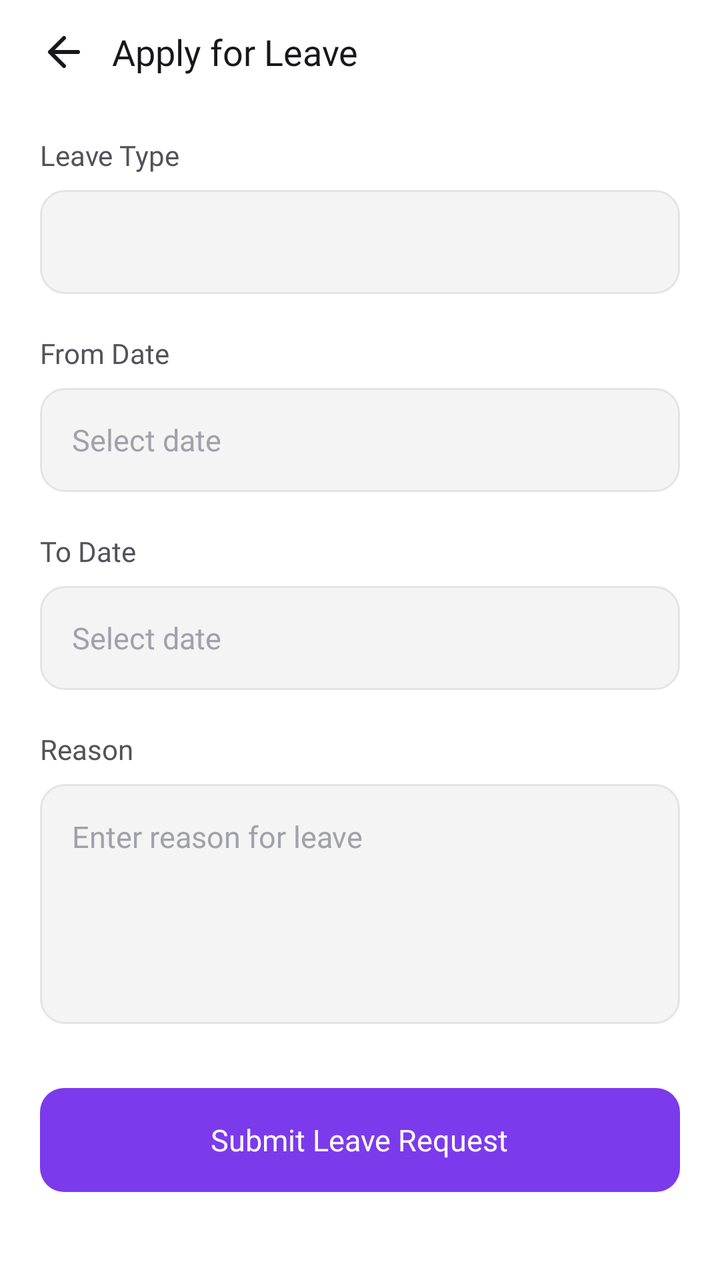
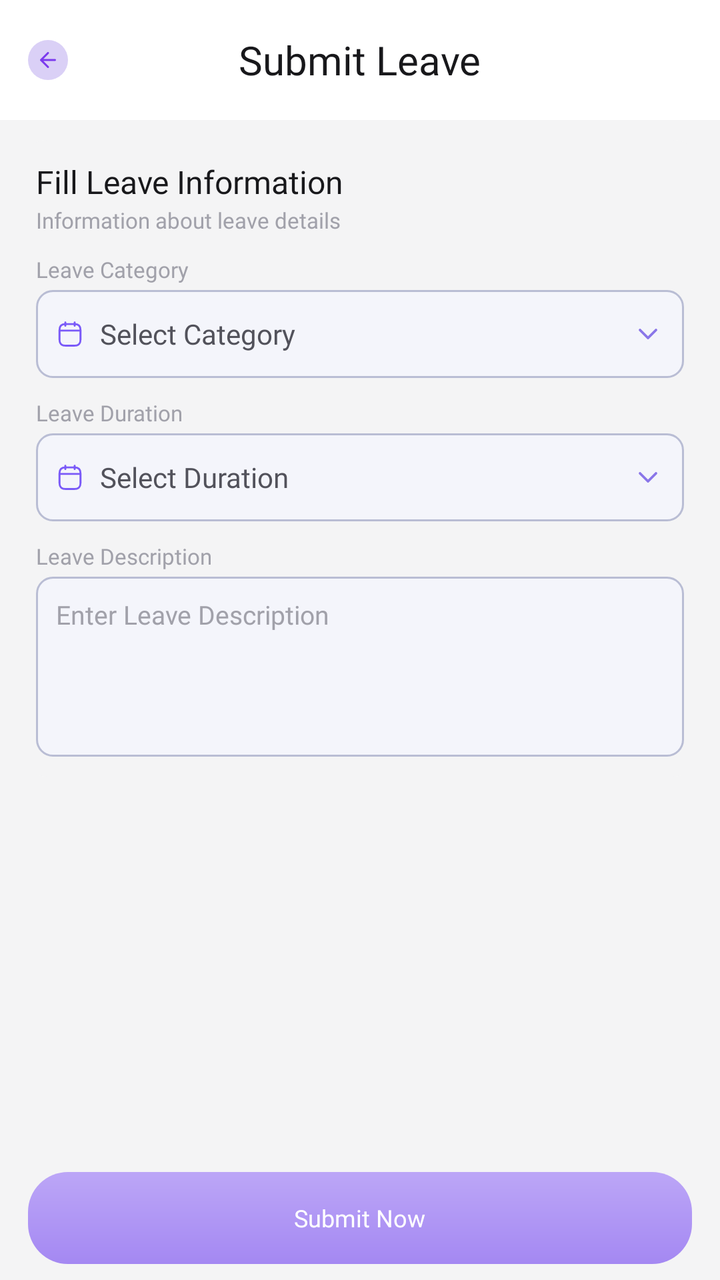

Screens rendered from an Android XML layout before and after an edit, with the pre-edit source and the edit as a unified diff.
<!-- AndroidManifest.xml: application theme Theme.Mconnect -->
<!-- res/layout/fragment_apply_leave.xml -->
<?xml version="1.0" encoding="utf-8"?>
<LinearLayout xmlns:android="http://schemas.android.com/apk/res/android"
    xmlns:app="http://schemas.android.com/apk/res-auto"
    android:layout_width="match_parent"
    android:layout_height="match_parent"
    android:background="?attr/colorSurfacePrimary"
    android:orientation="vertical">

    
    <LinearLayout
        android:layout_width="match_parent"
        android:layout_height="52dp"
        android:gravity="center_vertical"
        android:paddingHorizontal="20dp">

        <ImageView
            android:id="@+id/btnBack"
            android:layout_width="24dp"
            android:layout_height="24dp"
            android:src="@drawable/ic_arrow_left"
            android:contentDescription="Back"
            android:clickable="true"
            android:focusable="true"
            app:tint="?attr/colorForegroundPrimary" />

        <TextView
            android:layout_width="wrap_content"
            android:layout_height="wrap_content"
            android:layout_marginStart="12dp"
            android:fontFamily="@font/inter_bold"
            android:text="Apply for Leave"
            android:textColor="?attr/colorForegroundPrimary"
            android:textSize="18sp" />
    </LinearLayout>

    <ScrollView
        android:layout_width="match_parent"
        android:layout_height="0dp"
        android:layout_weight="1"
        android:fillViewport="true">

        <LinearLayout
            android:layout_width="match_parent"
            android:layout_height="wrap_content"
            android:orientation="vertical"
            android:paddingHorizontal="20dp"
            android:paddingBottom="24dp">

            
            <TextView
                android:layout_width="wrap_content"
                android:layout_height="wrap_content"
                android:layout_marginTop="16dp"
                android:fontFamily="@font/inter_medium"
                android:text="Leave Type"
                android:textColor="?attr/colorForegroundSecondary"
                android:textSize="14sp" />

            <Spinner
                android:id="@+id/spinnerLeaveType"
                android:layout_width="match_parent"
                android:layout_height="@dimen/input_height"
                android:layout_marginTop="8dp"
                android:background="@drawable/bg_input"
                android:paddingHorizontal="16dp" />

            
            <TextView
                android:layout_width="wrap_content"
                android:layout_height="wrap_content"
                android:layout_marginTop="20dp"
                android:fontFamily="@font/inter_medium"
                android:text="From Date"
                android:textColor="?attr/colorForegroundSecondary"
                android:textSize="14sp" />

            <EditText
                android:id="@+id/etFromDate"
                android:layout_width="match_parent"
                android:layout_height="@dimen/input_height"
                android:layout_marginTop="8dp"
                android:background="@drawable/bg_input"
                android:clickable="true"
                android:focusable="false"
                android:fontFamily="@font/inter_regular"
                android:hint="Select date"
                android:paddingHorizontal="16dp"
                android:textColor="?attr/colorForegroundPrimary"
                android:textColorHint="?attr/colorForegroundMuted"
                android:textSize="15sp" />

            
            <TextView
                android:layout_width="wrap_content"
                android:layout_height="wrap_content"
                android:layout_marginTop="20dp"
                android:fontFamily="@font/inter_medium"
                android:text="To Date"
                android:textColor="?attr/colorForegroundSecondary"
                android:textSize="14sp" />

            <EditText
                android:id="@+id/etToDate"
                android:layout_width="match_parent"
                android:layout_height="@dimen/input_height"
                android:layout_marginTop="8dp"
                android:background="@drawable/bg_input"
                android:clickable="true"
                android:focusable="false"
                android:fontFamily="@font/inter_regular"
                android:hint="Select date"
                android:paddingHorizontal="16dp"
                android:textColor="?attr/colorForegroundPrimary"
                android:textColorHint="?attr/colorForegroundMuted"
                android:textSize="15sp" />

            
            <TextView
                android:layout_width="wrap_content"
                android:layout_height="wrap_content"
                android:layout_marginTop="20dp"
                android:fontFamily="@font/inter_medium"
                android:text="Reason"
                android:textColor="?attr/colorForegroundSecondary"
                android:textSize="14sp" />

            <EditText
                android:id="@+id/etReason"
                android:layout_width="match_parent"
                android:layout_height="120dp"
                android:layout_marginTop="8dp"
                android:background="@drawable/bg_input"
                android:fontFamily="@font/inter_regular"
                android:gravity="top|start"
                android:hint="Enter reason for leave"
                android:inputType="textMultiLine"
                android:padding="16dp"
                android:textColor="?attr/colorForegroundPrimary"
                android:textColorHint="?attr/colorForegroundMuted"
                android:textSize="15sp" />

            
            <FrameLayout
                android:id="@+id/btnSubmit"
                android:layout_width="match_parent"
                android:layout_height="@dimen/button_height"
                android:layout_marginTop="32dp"
                android:background="@drawable/bg_button_primary"
                android:clickable="true"
                android:focusable="true">

                <TextView
                    android:id="@+id/tvSubmit"
                    android:layout_width="wrap_content"
                    android:layout_height="wrap_content"
                    android:layout_gravity="center"
                    android:fontFamily="@font/inter_semibold"
                    android:text="Submit Leave Request"
                    android:textColor="?attr/colorForegroundInverse"
                    android:textSize="15sp" />

                <ProgressBar
                    android:id="@+id/progressSubmit"
                    android:layout_width="24dp"
                    android:layout_height="24dp"
                    android:layout_gravity="center"
                    android:indeterminateTint="?attr/colorForegroundInverse"
                    android:visibility="gone" />
            </FrameLayout>
        </LinearLayout>
    </ScrollView>
</LinearLayout>
<!-- resources referenced by this layout -->
<resources>
  <dimen name="button_height">52dp</dimen>
  <dimen name="input_height">52dp</dimen>
  <!-- drawable bg_button_primary (drawable) -->
  <?xml version="1.0" encoding="utf-8"?>
  <ripple xmlns:android="http://schemas.android.com/apk/res/android"
      android:color="#30FFFFFF">
      <item>
          <shape android:shape="rectangle">
              <solid android:color="?attr/colorAccentPrimary" />
              <corners android:radius="@dimen/button_corner" />
          </shape>
      </item>
  </ripple>
  <!-- drawable bg_input (drawable) -->
  <?xml version="1.0" encoding="utf-8"?>
  <shape xmlns:android="http://schemas.android.com/apk/res/android"
      android:shape="rectangle">
      <solid android:color="?attr/colorSurfaceSecondary" />
      <stroke android:width="1dp" android:color="?attr/colorBorder" />
      <corners android:radius="@dimen/input_corner" />
  </shape>
  <dimen name="button_corner">12dp</dimen>
  <dimen name="input_corner">12dp</dimen>
  <color name="lt_accent_primary">#FF7C3AED</color>
  <color name="lt_accent_secondary">#FFA855F7</color>
  <color name="lt_foreground_inverse">#FFFFFFFF</color>
  <color name="lt_surface_primary">#FFFFFFFF</color>
  <color name="lt_surface_secondary">#FFF4F4F5</color>
  <color name="lt_foreground_primary">#FF18181B</color>
  <color name="lt_accent_primary_hover">#FF6D28D9</color>
  <color name="lt_surface_tertiary">#FFE4E4E7</color>
  <color name="lt_surface_inverse">#FF18181B</color>
  <color name="lt_foreground_secondary">#FF52525B</color>
  <color name="lt_foreground_muted">#FFA1A1AA</color>
  <color name="lt_border">#FFE4E4E7</color>
  <color name="lt_border_light">#FFF4F4F5</color>
  <color name="lt_error">#FFDC2626</color>
  <color name="lt_success">#FF16A34A</color>
  <color name="lt_warning">#FFD97706</color>
  <color name="lt_info">#FF2563EB</color>
  <color name="lt_accent_light">#FFEDE9FE</color>
  <color name="lt_success_light">#FFDCFCE7</color>
  <color name="lt_warning_light">#FFFEF3C7</color>
  <color name="lt_error_light">#FFFEE2E2</color>
  <color name="lt_info_light">#FFDBEAFE</color>
  <!-- unchanged entries left out for length: 2 -->
</resources>

<!-- the commit's change to res/layout/fragment_apply_leave.xml (unified diff, before → after) -->
@@ -1,172 +1,231 @@
 <?xml version="1.0" encoding="utf-8"?>
-<LinearLayout xmlns:android="http://schemas.android.com/apk/res/android"
+<androidx.constraintlayout.widget.ConstraintLayout xmlns:android="http://schemas.android.com/apk/res/android"
     xmlns:app="http://schemas.android.com/apk/res-auto"
     android:layout_width="match_parent"
     android:layout_height="match_parent"
-    android:background="?attr/colorSurfacePrimary"
-    android:orientation="vertical">
-
-    
-    <LinearLayout
-        android:layout_width="match_parent"
-        android:layout_height="52dp"
-        android:gravity="center_vertical"
-        android:paddingHorizontal="20dp">
+    android:background="?attr/colorSurfaceSecondary">
+
+    <FrameLayout
+        android:id="@+id/topBar"
+        android:layout_width="0dp"
+        android:layout_height="60dp"
+        android:background="?attr/colorSurfacePrimary"
+        app:layout_constraintEnd_toEndOf="parent"
+        app:layout_constraintStart_toStartOf="parent"
+        app:layout_constraintTop_toTopOf="parent">
 
         <ImageView
             android:id="@+id/btnBack"
-            android:layout_width="24dp"
-            android:layout_height="24dp"
+            android:layout_width="20dp"
+            android:layout_height="20dp"
+            android:layout_gravity="start|center_vertical"
+            android:layout_marginStart="14dp"
+            android:background="@drawable/bg_leave_day_range"
+            android:clickable="true"
+            android:contentDescription="Back"
+            android:focusable="true"
+            android:padding="4dp"
             android:src="@drawable/ic_arrow_left"
-            android:contentDescription="Back"
-            android:clickable="true"
-            android:focusable="true"
-            app:tint="?attr/colorForegroundPrimary" />
+            app:tint="?attr/colorAccentPrimary" />
 
         <TextView
             android:layout_width="wrap_content"
             android:layout_height="wrap_content"
-            android:layout_marginStart="12dp"
-            android:fontFamily="@font/inter_bold"
-            android:text="Apply for Leave"
+            android:layout_gravity="center"
+            android:fontFamily="@font/inter_semibold"
+            android:text="Submit Leave"
             android:textColor="?attr/colorForegroundPrimary"
-            android:textSize="18sp" />
-    </LinearLayout>
+            android:textSize="20sp" />
+    </FrameLayout>
 
     <ScrollView
-        android:layout_width="match_parent"
+        android:id="@+id/contentScroll"
+        android:layout_width="0dp"
         android:layout_height="0dp"
-        android:layout_weight="1"
-        android:fillViewport="true">
+        android:fillViewport="true"
+        app:layout_constraintBottom_toTopOf="@id/btnSubmit"
+        app:layout_constraintEnd_toEndOf="parent"
+        app:layout_constraintStart_toStartOf="parent"
+        app:layout_constraintTop_toBottomOf="@id/topBar">
 
         <LinearLayout
             android:layout_width="match_parent"
             android:layout_height="wrap_content"
             android:orientation="vertical"
-            android:paddingHorizontal="20dp"
-            android:paddingBottom="24dp">
-
-            
-            <TextView
-                android:layout_width="wrap_content"
+            android:paddingHorizontal="8dp"
+            android:paddingTop="10dp"
+            android:paddingBottom="12dp">
+
+            <LinearLayout
+                android:layout_width="match_parent"
                 android:layout_height="wrap_content"
-                android:layout_marginTop="16dp"
-                android:fontFamily="@font/inter_medium"
-                android:text="Leave Type"
-                android:textColor="?attr/colorForegroundSecondary"
-                android:textSize="14sp" />
-
-            <Spinner
-                android:id="@+id/spinnerLeaveType"
-                android:layout_width="match_parent"
-                android:layout_height="@dimen/input_height"
-                android:layout_marginTop="8dp"
-                android:background="@drawable/bg_input"
-                android:paddingHorizontal="16dp" />
-
-            
-            <TextView
-                android:layout_width="wrap_content"
-                android:layout_height="wrap_content"
-                android:layout_marginTop="20dp"
-                android:fontFamily="@font/inter_medium"
-                android:text="From Date"
-                android:textColor="?attr/colorForegroundSecondary"
-                android:textSize="14sp" />
-
-            <EditText
-                android:id="@+id/etFromDate"
-                android:layout_width="match_parent"
-                android:layout_height="@dimen/input_height"
-                android:layout_marginTop="8dp"
-                android:background="@drawable/bg_input"
-                android:clickable="true"
-                android:focusable="false"
-                android:fontFamily="@font/inter_regular"
-                android:hint="Select date"
-                android:paddingHorizontal="16dp"
-                android:textColor="?attr/colorForegroundPrimary"
-                android:textColorHint="?attr/colorForegroundMuted"
-                android:textSize="15sp" />
-
-            
-            <TextView
-                android:layout_width="wrap_content"
-                android:layout_height="wrap_content"
-                android:layout_marginTop="20dp"
-                android:fontFamily="@font/inter_medium"
-                android:text="To Date"
-                android:textColor="?attr/colorForegroundSecondary"
-                android:textSize="14sp" />
-
-            <EditText
-                android:id="@+id/etToDate"
-                android:layout_width="match_parent"
-                android:layout_height="@dimen/input_height"
-                android:layout_marginTop="8dp"
-                android:background="@drawable/bg_input"
-                android:clickable="true"
-                android:focusable="false"
-                android:fontFamily="@font/inter_regular"
-                android:hint="Select date"
-                android:paddingHorizontal="16dp"
-                android:textColor="?attr/colorForegroundPrimary"
-                android:textColorHint="?attr/colorForegroundMuted"
-                android:textSize="15sp" />
-
-            
-            <TextView
-                android:layout_width="wrap_content"
-                android:layout_height="wrap_content"
-                android:layout_marginTop="20dp"
-                android:fontFamily="@font/inter_medium"
-                android:text="Reason"
-                android:textColor="?attr/colorForegroundSecondary"
-                android:textSize="14sp" />
-
-            <EditText
-                android:id="@+id/etReason"
-                android:layout_width="match_parent"
-                android:layout_height="120dp"
-                android:layout_marginTop="8dp"
-                android:background="@drawable/bg_input"
-                android:fontFamily="@font/inter_regular"
-                android:gravity="top|start"
-                android:hint="Enter reason for leave"
-                android:inputType="textMultiLine"
-                android:padding="16dp"
-                android:textColor="?attr/colorForegroundPrimary"
-                android:textColorHint="?attr/colorForegroundMuted"
-                android:textSize="15sp" />
-
-            
-            <FrameLayout
-                android:id="@+id/btnSubmit"
-                android:layout_width="match_parent"
-                android:layout_height="@dimen/button_height"
-                android:layout_marginTop="32dp"
-                android:background="@drawable/bg_button_primary"
-                android:clickable="true"
-                android:focusable="true">
-
-                <TextView
-                    android:id="@+id/tvSubmit"
-                    android:layout_width="wrap_content"
-                    android:layout_height="wrap_content"
-                    android:layout_gravity="center"
+                android:background="@drawable/bg_stat_card"
+                android:orientation="vertical"
+                android:padding="10dp">
+
+                <TextView
+                    android:layout_width="wrap_content"
+                    android:layout_height="wrap_content"
                     android:fontFamily="@font/inter_semibold"
-                    android:text="Submit Leave Request"
-                    android:textColor="?attr/colorForegroundInverse"
-                    android:textSize="15sp" />
-
-                <ProgressBar
-                    android:id="@+id/progressSubmit"
-                    android:layout_width="24dp"
-                    android:layout_height="24dp"
-                    android:layout_gravity="center"
-                    android:indeterminateTint="?attr/colorForegroundInverse"
-                    android:visibility="gone" />
-            </FrameLayout>
+                    android:text="Fill Leave Information"
+                    android:textColor="?attr/colorForegroundPrimary"
+                    android:textSize="16sp" />
+
+                <TextView
+                    android:layout_width="wrap_content"
+                    android:layout_height="wrap_content"
+                    android:layout_marginTop="1dp"
+                    android:fontFamily="@font/inter_regular"
+                    android:text="Information about leave details"
+                    android:textColor="?attr/colorForegroundMuted"
+                    android:textSize="11sp" />
+
+                <TextView
+                    android:layout_width="wrap_content"
+                    android:layout_height="wrap_content"
+                    android:layout_marginTop="10dp"
+                    android:fontFamily="@font/inter_regular"
+                    android:text="Leave Category"
+                    android:textColor="?attr/colorForegroundMuted"
+                    android:textSize="11sp" />
+
+                <LinearLayout
+                    android:id="@+id/fieldLeaveCategory"
+                    android:layout_width="match_parent"
+                    android:layout_height="44dp"
+                    android:layout_marginTop="3dp"
+                    android:background="@drawable/bg_leave_form_field"
+                    android:clickable="true"
+                    android:focusable="true"
+                    android:gravity="center_vertical"
+                    android:paddingHorizontal="10dp">
+
+                    <ImageView
+                        android:layout_width="14dp"
+                        android:layout_height="14dp"
+                        android:contentDescription="Category"
+                        android:src="@drawable/ic_leave_calendar_small" />
+
+                    <TextView
+                        android:id="@+id/tvLeaveCategoryValue"
+                        android:layout_width="0dp"
+                        android:layout_height="wrap_content"
+                        android:layout_marginStart="8dp"
+                        android:layout_weight="1"
+                        android:fontFamily="@font/inter_regular"
+                        android:text="Select Category"
+                        android:textColor="?attr/colorForegroundSecondary"
+                        android:textSize="14sp" />
+
+                    <ImageView
+                        android:layout_width="16dp"
+                        android:layout_height="16dp"
+                        android:contentDescription="Open"
+                        android:src="@drawable/ic_leave_chevron_down" />
+                </LinearLayout>
+
+                <TextView
+                    android:layout_width="wrap_content"
+                    android:layout_height="wrap_content"
+                    android:layout_marginTop="10dp"
+                    android:fontFamily="@font/inter_regular"
+                    android:text="Leave Duration"
+                    android:textColor="?attr/colorForegroundMuted"
+                    android:textSize="11sp" />
+
+                <LinearLayout
+                    android:id="@+id/fieldLeaveDuration"
+                    android:layout_width="match_parent"
+                    android:layout_height="44dp"
+                    android:layout_marginTop="3dp"
+                    android:background="@drawable/bg_leave_form_field"
+                    android:clickable="true"
+                    android:focusable="true"
+                    android:gravity="center_vertical"
+                    android:paddingHorizontal="10dp">
+
+                    <ImageView
+                        android:layout_width="14dp"
+                        android:layout_height="14dp"
+                        android:contentDescription="Duration"
+                        android:src="@drawable/ic_leave_calendar_small" />
+
+                    <TextView
+                        android:id="@+id/tvLeaveDurationValue"
+                        android:layout_width="0dp"
+                        android:layout_height="wrap_content"
+                        android:layout_marginStart="8dp"
+                        android:layout_weight="1"
+                        android:fontFamily="@font/inter_regular"
+                        android:text="Select Duration"
+                        android:textColor="?attr/colorForegroundSecondary"
+                        android:textSize="14sp" />
+
+                    <ImageView
+                        android:layout_width="16dp"
+                        android:layout_height="16dp"
+                        android:contentDescription="Open"
+                        android:src="@drawable/ic_leave_chevron_down" />
+                </LinearLayout>
+
+                <TextView
+                    android:layout_width="wrap_content"
+                    android:layout_height="wrap_content"
+                    android:layout_marginTop="10dp"
+                    android:fontFamily="@font/inter_regular"
+                    android:text="Leave Description"
+                    android:textColor="?attr/colorForegroundMuted"
+                    android:textSize="11sp" />
+
+                <EditText
+                    android:id="@+id/etReason"
+                    android:layout_width="match_parent"
+                    android:layout_height="90dp"
+                    android:layout_marginTop="3dp"
+                    android:background="@drawable/bg_leave_form_field"
+                    android:fontFamily="@font/inter_regular"
+                    android:gravity="top|start"
+                    android:hint="Enter Leave Description"
+                    android:inputType="textMultiLine"
+                    android:paddingHorizontal="10dp"
+                    android:paddingVertical="10dp"
+                    android:textColor="?attr/colorForegroundPrimary"
+                    android:textColorHint="?attr/colorForegroundMuted"
+                    android:textSize="13sp" />
+            </LinearLayout>
         </LinearLayout>
     </ScrollView>
-</LinearLayout>
+
+    <FrameLayout
+        android:id="@+id/btnSubmit"
+        android:layout_width="0dp"
+        android:layout_height="46dp"
+        android:layout_marginHorizontal="14dp"
+        android:layout_marginBottom="8dp"
+        android:background="@drawable/bg_leave_sheet_button_filled"
+        android:clickable="true"
+        android:focusable="true"
+        app:layout_constraintBottom_toBottomOf="parent"
+        app:layout_constraintEnd_toEndOf="parent"
+        app:layout_constraintStart_toStartOf="parent">
+
+        <TextView
+            android:id="@+id/tvSubmit"
+            android:layout_width="wrap_content"
+            android:layout_height="wrap_content"
+            android:layout_gravity="center"
+            android:fontFamily="@font/inter_semibold"
+            android:text="Submit Now"
+            android:textColor="@android:color/white"
+            android:textSize="12sp" />
+
+        <ProgressBar
+            android:id="@+id/progressSubmit"
+            android:layout_width="22dp"
+            android:layout_height="22dp"
+            android:layout_gravity="center"
+            android:indeterminateTint="@android:color/white"
+            android:visibility="gone" />
+    </FrameLayout>
+
+</androidx.constraintlayout.widget.ConstraintLayout>
<!-- resource entries referenced after the edit -->
@@ -1,28 +1,69 @@
 <!-- resources referenced by this layout -->
 <resources>
-  <dimen name="button_height">52dp</dimen>
-  <dimen name="input_height">52dp</dimen>
-  <!-- drawable bg_button_primary (drawable) -->
+  <!-- drawable bg_leave_day_range (drawable) -->
   <?xml version="1.0" encoding="utf-8"?>
-  <ripple xmlns:android="http://schemas.android.com/apk/res/android"
-      android:color="#30FFFFFF">
-      <item>
-          <shape android:shape="rectangle">
-              <solid android:color="?attr/colorAccentPrimary" />
-              <corners android:radius="@dimen/button_corner" />
-          </shape>
-      </item>
-  </ripple>
-  <!-- drawable bg_input (drawable) -->
+  <shape xmlns:android="http://schemas.android.com/apk/res/android"
+      android:shape="rectangle">
+      <solid android:color="#DAD0F6" />
+      <corners android:radius="12dp" />
+  </shape>
+  <!-- drawable bg_leave_form_field (drawable) -->
+  <?xml version="1.0" encoding="utf-8"?>
+  <shape xmlns:android="http://schemas.android.com/apk/res/android"
+      android:shape="rectangle">
+      <solid android:color="#F4F5FB" />
+      <stroke
+          android:width="1dp"
+          android:color="#B9BDD4" />
+      <corners android:radius="8dp" />
+  </shape>
+  <!-- drawable bg_leave_sheet_button_filled (drawable) -->
+  <?xml version="1.0" encoding="utf-8"?>
+  <shape xmlns:android="http://schemas.android.com/apk/res/android"
+      android:shape="rectangle">
+      <gradient
+          android:angle="270"
+          android:startColor="#BCA6F7"
+          android:endColor="#A488F2" />
+      <corners android:radius="20dp" />
+  </shape>
+  <!-- drawable bg_stat_card (drawable) -->
   <?xml version="1.0" encoding="utf-8"?>
   <shape xmlns:android="http://schemas.android.com/apk/res/android"
       android:shape="rectangle">
       <solid android:color="?attr/colorSurfaceSecondary" />
-      <stroke android:width="1dp" android:color="?attr/colorBorder" />
-      <corners android:radius="@dimen/input_corner" />
+      <corners android:radius="16dp" />
   </shape>
-  <dimen name="button_corner">12dp</dimen>
-  <dimen name="input_corner">12dp</dimen>
+  <!-- drawable ic_leave_calendar_small (drawable) -->
+  <?xml version="1.0" encoding="utf-8"?>
+  <vector xmlns:android="http://schemas.android.com/apk/res/android"
+      android:width="14dp"
+      android:height="14dp"
+      android:viewportWidth="24"
+      android:viewportHeight="24">
+      <path
+          android:pathData="M8,2V5M16,2V5M3.5,9.1H20.5M21,8.5V17C21,20 19.5,22 16,22H8C4.5,22 3,20 3,17V8.5C3,5.5 4.5,3.5 8,3.5H16C19.5,3.5 21,5.5 21,8.5Z"
+          android:strokeWidth="1.6"
+          android:strokeColor="#7A5AF8"
+          android:fillColor="#00000000"
+          android:strokeLineCap="round"
+          android:strokeLineJoin="round" />
+  </vector>
+  <!-- drawable ic_leave_chevron_down (drawable) -->
+  <?xml version="1.0" encoding="utf-8"?>
+  <vector xmlns:android="http://schemas.android.com/apk/res/android"
+      android:width="16dp"
+      android:height="16dp"
+      android:viewportWidth="24"
+      android:viewportHeight="24">
+      <path
+          android:fillColor="#00000000"
+          android:pathData="M6,9l6,6 6,-6"
+          android:strokeColor="#8A76E9"
+          android:strokeLineCap="round"
+          android:strokeLineJoin="round"
+          android:strokeWidth="1.9" />
+  </vector>
   <color name="lt_accent_primary">#FF7C3AED</color>
   <color name="lt_accent_secondary">#FFA855F7</color>
   <color name="lt_foreground_inverse">#FFFFFFFF</color>
